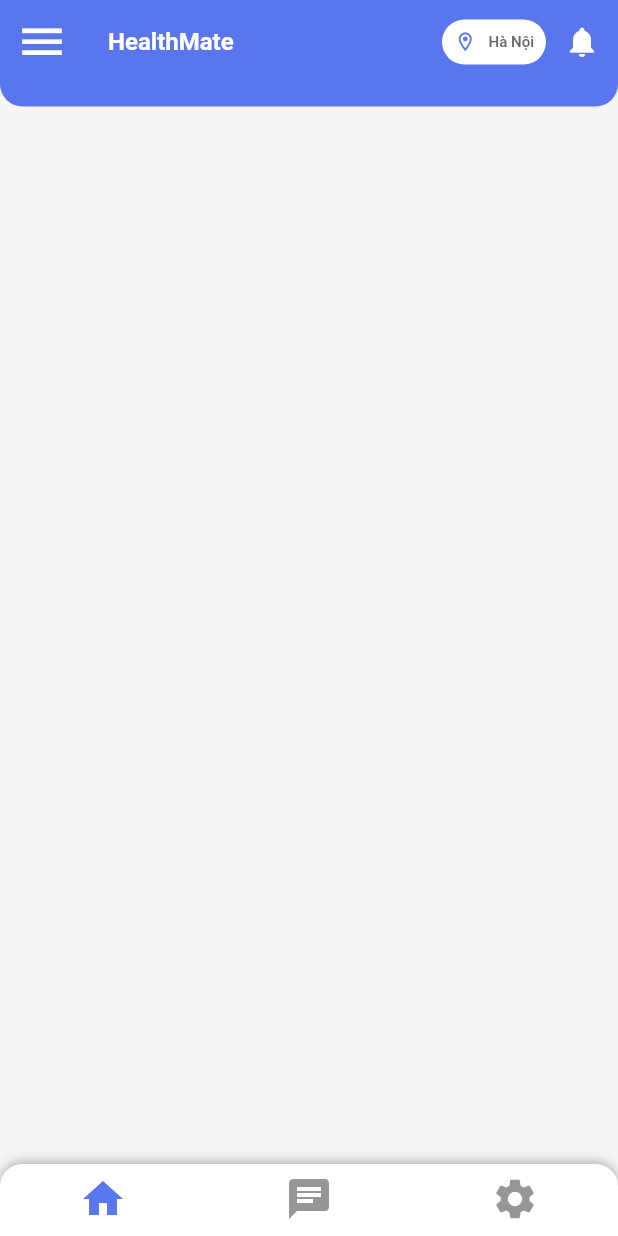
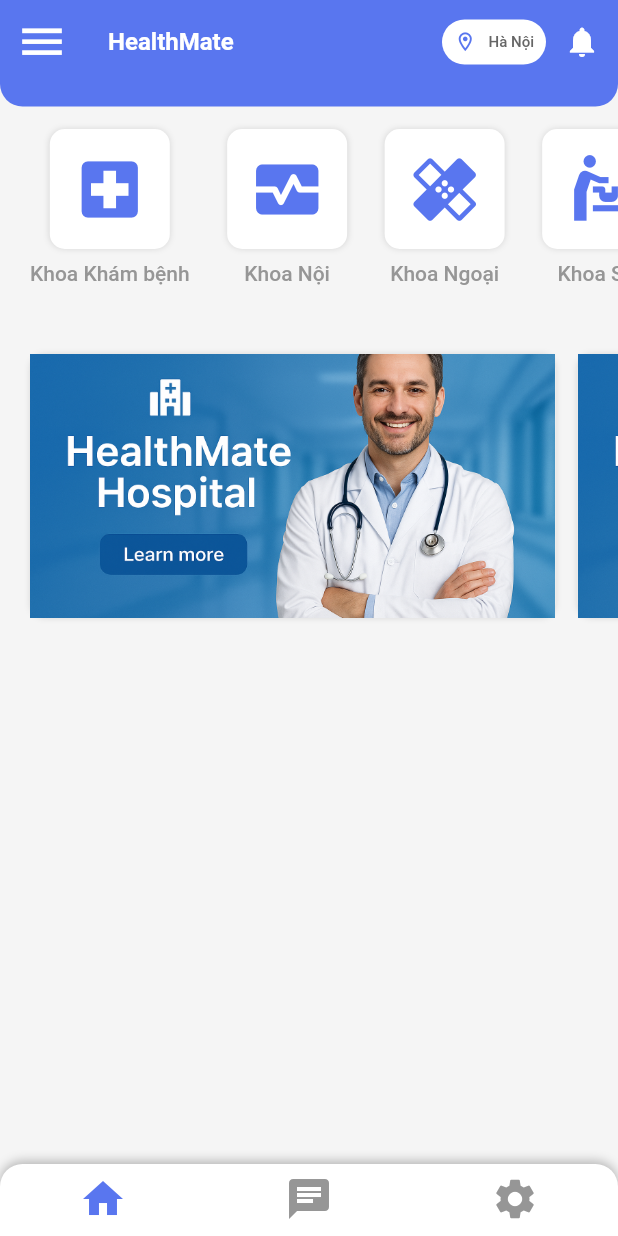
Before and after one commit to oafnglmh/HealthMate, a Flutter app: the screen it shows after launch, on a phone screen of 412 x 824 dp. Run offline on Flutter 3.47's test engine with Material 3 defaults, Android fonts, the light colour scheme and no system bars; our stand-ins replace flutter_otp_text_field; missing offline and left inert: fl_country_code_picker; Roboto replaces fonts that are missing (Poppins).

Commit message:
feat(mobile): add HomeTabScreen with category list and banner carousel

```diff
--- /dev/null
+++ b/healthmate_mobile/lib/common_widget/category_button.dart
@@ -0,0 +1,50 @@
+import 'package:flutter/material.dart';
+import 'package:healthmate_mobile/common/color_extension.dart';
+
+class CategoryButton extends StatelessWidget {
+  final String title;
+  final IconData icon;
+  final VoidCallback onPressed;
+  const CategoryButton({
+    super.key,
+    required this.title,
+    required this.icon,
+    required this.onPressed,
+  });
+
+  @override
+  Widget build(BuildContext context) {
+    return InkWell(
+      onTap: () {},
+      child: Column(
+        crossAxisAlignment: CrossAxisAlignment.center,
+        mainAxisSize: MainAxisSize.min,
+        children: [
+          Container(
+            width: 80,
+            height: 80,
+            decoration: BoxDecoration(
+              color: Colors.white,
+              borderRadius: BorderRadius.circular(10),
+              boxShadow: const [
+                BoxShadow(color: Colors.black12, blurRadius: 3),
+              ],
+            ),
+            alignment: Alignment.center,
+            child: Icon(icon, size: 50, color: TColor.primary),
+          ),
+          SizedBox(height: 8),
+          Text(
+            title,
+            style: TextStyle(
+              color: TColor.unselect,
+              fontWeight: FontWeight.w500,
+              fontSize: 14,
+            ),
+          ),
+        ],
+      ),
+    );
+    ;
+  }
+}
--- /dev/null
+++ b/healthmate_mobile/lib/screen/Home/home_tab_screen.dart
@@ -0,0 +1,86 @@
+import 'package:flutter/material.dart';
+import 'package:healthmate_mobile/common/color_extension.dart';
+import 'package:healthmate_mobile/common_widget/category_button.dart';
+
+class HomeTabScreen extends StatefulWidget {
+  const HomeTabScreen({super.key});
+
+  @override
+  State<HomeTabScreen> createState() => _HomeTabScreenState();
+}
+
+class _HomeTabScreenState extends State<HomeTabScreen> {
+  List categoryArr = [
+    {"title": "Khoa Khám bệnh", "icon": Icons.local_hospital},
+    {"title": "Khoa Nội", "icon": Icons.monitor_heart},
+    {"title": "Khoa Ngoại", "icon": Icons.healing},
+    {"title": "Khoa Sản", "icon": Icons.baby_changing_station},
+    {"title": "Khoa Nhi", "icon": Icons.child_care},
+    {"title": "Khoa Cấp cứu", "icon": Icons.emergency},
+    {"title": "Khoa Xét nghiệm", "icon": Icons.science},
+    {"title": "Khoa Chẩn đoán hình ảnh", "icon": Icons.image_search},
+    {"title": "Khoa Dược", "icon": Icons.medication},
+    {"title": "Khoa Hồi sức - ICU", "icon": Icons.personal_injury},
+  ];
+  List imgBanner = [
+    {"img": "assets/img/banner.png"},
+    {"img": "assets/img/banner.png"},
+    {"img": "assets/img/banner.png"},
+  ];
+  @override
+  Widget build(BuildContext context) {
+    return Scaffold(
+      body: SingleChildScrollView(
+        child: Column(
+          crossAxisAlignment: CrossAxisAlignment.start,
+          children: [
+            SizedBox(
+              height: 150,
+              child: ListView.separated(
+                padding: EdgeInsets.symmetric(horizontal: 20, vertical: 15),
+                scrollDirection: Axis.horizontal,
+                itemBuilder: (context, index) {
+                  var obj = categoryArr[index];
+                  return CategoryButton(
+                    title: obj["title"],
+                    icon: obj["icon"],
+                    onPressed: () {},
+                  );
+                },
+                separatorBuilder: (context, index) => const SizedBox(width: 25),
+                itemCount: categoryArr.length,
+              ),
+            ),
+            Container(
+              height: context.width * 0.5,
+              child: ListView.separated(
+                scrollDirection: Axis.horizontal,
+                padding: EdgeInsets.symmetric(vertical: 15, horizontal: 20),
+                itemBuilder: (context, index) {
+                  var obj = imgBanner[index];
+                  return Container(
+                    decoration: BoxDecoration(
+                      color: Colors.white,
+                      borderRadius: BorderRadius.circular(10),
+                      boxShadow: const [
+                        BoxShadow(color: Colors.black12, blurRadius: 3),
+                      ],
+                    ),
+                    child: Image.asset(
+                      obj["img"],
+                      width: context.width * 0.85,
+                      height: context.width * 0.425,
+                      fit: BoxFit.cover,
+                    ),
+                  );
+                },
+                separatorBuilder: (context, index) => SizedBox(width: 15),
+                itemCount: imgBanner.length,
+              ),
+            ),
+          ],
+        ),
+      ),
+    );
+  }
+}
--- a/healthmate_mobile/lib/screen/Home/main_tab_screen.dart
+++ b/healthmate_mobile/lib/screen/Home/main_tab_screen.dart
@@ -1,5 +1,6 @@
 import 'package:flutter/material.dart';
 import 'package:healthmate_mobile/common/color_extension.dart';
+import 'package:healthmate_mobile/screen/Home/home_tab_screen.dart';
 
 class MainTabScreen extends StatefulWidget {
   const MainTabScreen({super.key});
@@ -104,7 +105,7 @@ class _MainTabScreenState extends State<MainTabScreen>
           Expanded(
             child: TabBarView(
               controller: controller,
-              children: [Container(), Container(), Container()],
+              children: [HomeTabScreen(), Container(), Container()],
             ),
           ),
         ],
```
Also changed, not shown: healthmate_mobile/assets/img/banner.png (added).
